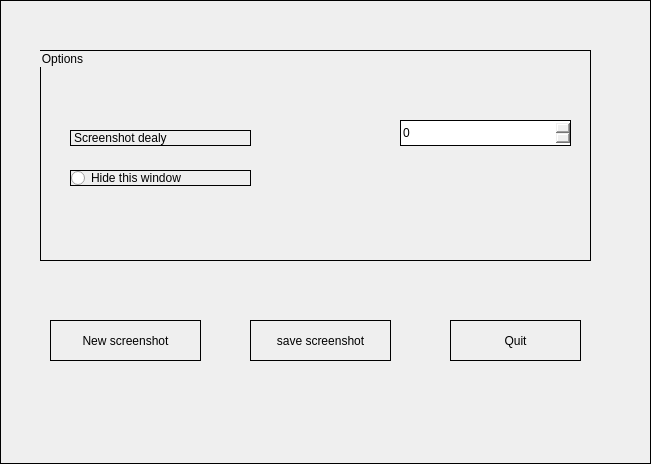
Before: the Qt Designer form sources/formscreenshots.ui in jose94752/ClipEdit, drawn with Qt 5.
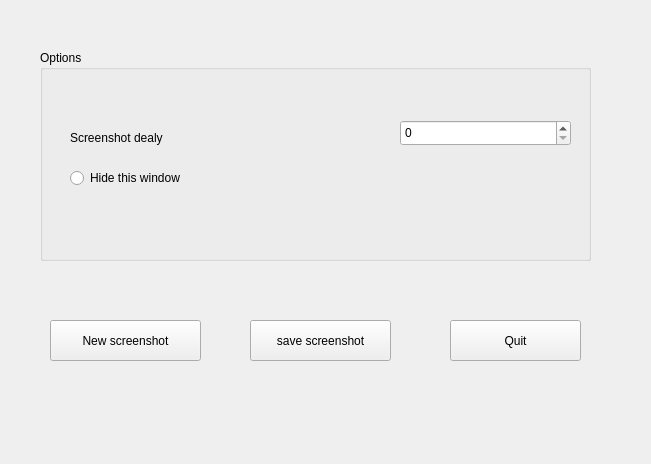
After: the same form once the commit is applied.

Diff of the .ui file:
```diff
--- a/sources/formscreenshots.ui
+++ b/sources/formscreenshots.ui
@@ -14,7 +14,15 @@
    <string>Form</string>
   </property>
   <property name="styleSheet">
-   <string notr="true">border: 1px solid;</string>
+   <string notr="true">border: 1px solid;
+
+groupBox
+{
+	color: yellow;
+	backgroud-color:  #27a9c3
+	border-whidth: 0px
+	border-raduis: 3px
+}</string>
   </property>
   <widget class="QGroupBox" name="groupBox">
    <property name="geometry">
```
